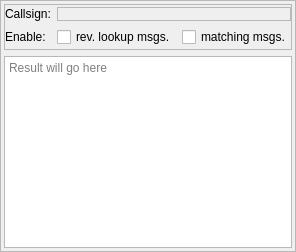
Qt form src/blackgui/components/modelmatcherlogcomponent.ui (swift-project/pilotclient) before a commit.
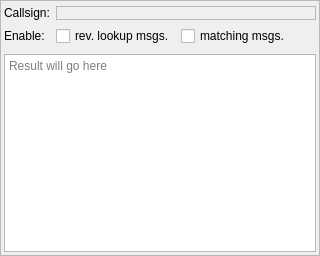
The same form after that commit. Custom widgets are drawn as their Qt base class.

Commit message: Ref T180, pilot client UI formatting (form layout)

What changed in the file:
```diff
--- a/src/blackgui/components/modelmatcherlogcomponent.ui
+++ b/src/blackgui/components/modelmatcherlogcomponent.ui
@@ -6,8 +6,8 @@
    <rect>
     <x>0</x>
     <y>0</y>
-    <width>276</width>
-    <height>252</height>
+    <width>320</width>
+    <height>256</height>
    </rect>
   </property>
   <property name="windowTitle">
@@ -34,13 +34,7 @@
    </property>
    <item>
     <widget class="QFrame" name="fr_DataEntry">
-     <property name="frameShape">
-      <enum>QFrame::StyledPanel</enum>
-     </property>
-     <property name="frameShadow">
-      <enum>QFrame::Raised</enum>
-     </property>
-     <layout class="QGridLayout" name="gl_MatcherSelection">
+     <layout class="QFormLayout" name="fl_MatcherLog">
       <property name="leftMargin">
        <number>0</number>
       </property>
@@ -60,7 +54,39 @@
         </property>
        </widget>
       </item>
-      <item row="1" column="1">
+      <item row="0" column="1">
+       <widget class="BlackGui::Components::CCallsignCompleter" name="comp_CallsignCompleter">
+        <property name="frameShape">
+         <enum>QFrame::StyledPanel</enum>
+        </property>
+        <property name="frameShadow">
+         <enum>QFrame::Raised</enum>
+        </property>
+       </widget>
+      </item>
+      <item row="2" column="0">
+       <widget class="QLabel" name="lbl_Enable">
+        <property name="text">
+         <string>Enable:</string>
+        </property>
+       </widget>
+      </item>
+      <item row="2" column="1">
+       <widget class="QWidget" name="wi_CheckBoxes" native="true">
+        <layout class="QHBoxLayout" name="hl_CheckBoxes">
+         <property name="leftMargin">
+          <number>0</number>
+         </property>
+         <property name="topMargin">
+          <number>0</number>
+         </property>
+         <property name="rightMargin">
+          <number>0</number>
+         </property>
+         <property name="bottomMargin">
+          <number>0</number>
+         </property>
+         <item>
        <widget class="QCheckBox" name="cb_LogReverseLookup">
         <property name="toolTip">
          <string>enable logging of reverse lookup messages</string>
@@ -70,14 +96,7 @@
         </property>
        </widget>
       </item>
-      <item row="1" column="0">
-       <widget class="QLabel" name="lbl_Enable">
-        <property name="text">
-         <string>Enable:</string>
-        </property>
-       </widget>
-      </item>
-      <item row="1" column="2">
+         <item>
        <widget class="QCheckBox" name="cb_LogMatchingMessages">
         <property name="toolTip">
          <string>enable matching messages</string>
@@ -87,14 +106,20 @@
         </property>
        </widget>
       </item>
-      <item row="0" column="1" colspan="2">
-       <widget class="BlackGui::Components::CCallsignCompleter" name="comp_CallsignCompleter">
-        <property name="frameShape">
-         <enum>QFrame::StyledPanel</enum>
-        </property>
-        <property name="frameShadow">
-         <enum>QFrame::Raised</enum>
-        </property>
+         <item>
+          <spacer name="hs_CheckBoxes">
+           <property name="orientation">
+            <enum>Qt::Horizontal</enum>
+           </property>
+           <property name="sizeHint" stdset="0">
+            <size>
+             <width>40</width>
+             <height>20</height>
+            </size>
+           </property>
+          </spacer>
+         </item>
+        </layout>
        </widget>
       </item>
      </layout>
```
Lines whose indentation alone changed are shown as unchanged. The commit also changes 1 other file.
